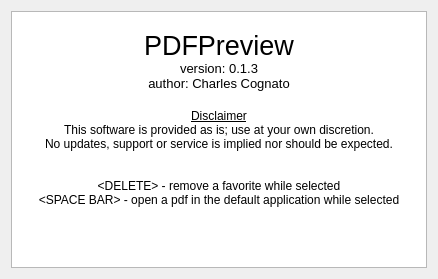
Qt form PDFPreview/gui/ui_about.ui (FlyBoy8869/PDFPreview) before a commit.
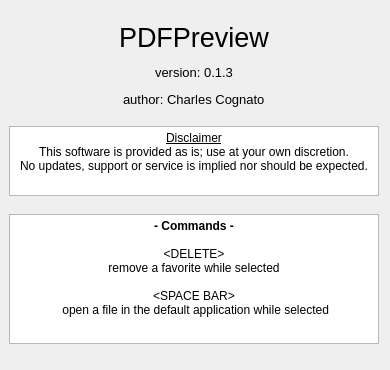
The same form after that commit.

Commit message: New layout for the about dialog

```diff
--- a/PDFPreview/gui/ui_about.ui
+++ b/PDFPreview/gui/ui_about.ui
@@ -6,48 +6,280 @@
    <rect>
     <x>0</x>
     <y>0</y>
-    <width>438</width>
-    <height>279</height>
+    <width>390</width>
+    <height>370</height>
    </rect>
   </property>
+  <property name="maximumSize">
+   <size>
+    <width>390</width>
+    <height>370</height>
+   </size>
+  </property>
   <property name="windowTitle">
    <string>About</string>
   </property>
-  <layout class="QVBoxLayout" name="verticalLayout">
-   <item>
-    <widget class="QTextBrowser" name="textBrowser">
-     <property name="sizePolicy">
-      <sizepolicy hsizetype="MinimumExpanding" vsizetype="MinimumExpanding">
-       <horstretch>0</horstretch>
-       <verstretch>0</verstretch>
-      </sizepolicy>
-     </property>
-     <property name="html">
-      <string>&lt;!DOCTYPE HTML PUBLIC &quot;-//W3C//DTD HTML 4.0//EN&quot; &quot;http://www.w3.org/TR/REC-html40/strict.dtd&quot;&gt;
+  <widget class="QTextEdit" name="textEdit">
+   <property name="geometry">
+    <rect>
+     <x>9</x>
+     <y>126</y>
+     <width>370</width>
+     <height>70</height>
+    </rect>
+   </property>
+   <property name="sizePolicy">
+    <sizepolicy hsizetype="Fixed" vsizetype="Fixed">
+     <horstretch>0</horstretch>
+     <verstretch>0</verstretch>
+    </sizepolicy>
+   </property>
+   <property name="minimumSize">
+    <size>
+     <width>370</width>
+     <height>70</height>
+    </size>
+   </property>
+   <property name="maximumSize">
+    <size>
+     <width>16777215</width>
+     <height>70</height>
+    </size>
+   </property>
+   <property name="readOnly">
+    <bool>true</bool>
+   </property>
+   <property name="html">
+    <string>&lt;!DOCTYPE HTML PUBLIC &quot;-//W3C//DTD HTML 4.0//EN&quot; &quot;http://www.w3.org/TR/REC-html40/strict.dtd&quot;&gt;
 &lt;html&gt;&lt;head&gt;&lt;meta name=&quot;qrichtext&quot; content=&quot;1&quot; /&gt;&lt;meta charset=&quot;utf-8&quot; /&gt;&lt;style type=&quot;text/css&quot;&gt;
 p, li { white-space: pre-wrap; }
 hr { height: 1px; border-width: 0; }
 li.unchecked::marker { content: &quot;\2610&quot;; }
 li.checked::marker { content: &quot;\2612&quot;; }
 &lt;/style&gt;&lt;/head&gt;&lt;body style=&quot; font-family:'Segoe UI'; font-size:9pt; font-weight:400; font-style:normal;&quot;&gt;
-&lt;p align=&quot;center&quot; style=&quot;-qt-paragraph-type:empty; margin-top:0px; margin-bottom:0px; margin-left:0px; margin-right:0px; -qt-block-indent:0; text-indent:0px;&quot;&gt;&lt;br /&gt;&lt;/p&gt;
-&lt;p align=&quot;center&quot; style=&quot; margin-top:0px; margin-bottom:0px; margin-left:0px; margin-right:0px; -qt-block-indent:0; text-indent:0px;&quot;&gt;&lt;span style=&quot; font-size:20pt;&quot;&gt;PDFPreview&lt;/span&gt;&lt;/p&gt;
-&lt;p align=&quot;center&quot; style=&quot; margin-top:0px; margin-bottom:0px; margin-left:0px; margin-right:0px; -qt-block-indent:0; text-indent:0px;&quot;&gt;&lt;span style=&quot; font-size:10pt;&quot;&gt;version: 0.1.3&lt;/span&gt;&lt;/p&gt;
-&lt;p align=&quot;center&quot; style=&quot; margin-top:0px; margin-bottom:0px; margin-left:0px; margin-right:0px; -qt-block-indent:0; text-indent:0px;&quot;&gt;&lt;span style=&quot; font-size:10pt;&quot;&gt;author: Charles Cognato&lt;/span&gt;&lt;/p&gt;
-&lt;p style=&quot;-qt-paragraph-type:empty; margin-top:0px; margin-bottom:0px; margin-left:0px; margin-right:0px; -qt-block-indent:0; text-indent:0px; font-size:11pt;&quot;&gt;&lt;br /&gt;&lt;/p&gt;
 &lt;p align=&quot;center&quot; style=&quot; margin-top:0px; margin-bottom:0px; margin-left:0px; margin-right:0px; -qt-block-indent:0; text-indent:0px;&quot;&gt;&lt;span style=&quot; text-decoration: underline;&quot;&gt;Disclaimer&lt;/span&gt;&lt;/p&gt;
 &lt;p align=&quot;center&quot; style=&quot; margin-top:0px; margin-bottom:0px; margin-left:0px; margin-right:0px; -qt-block-indent:0; text-indent:0px;&quot;&gt;This software is provided as is; use at your own discretion.&lt;/p&gt;
-&lt;p align=&quot;center&quot; style=&quot; margin-top:0px; margin-bottom:0px; margin-left:0px; margin-right:0px; -qt-block-indent:0; text-indent:0px;&quot;&gt;No updates, support or service is implied nor should be expected.&lt;/p&gt;
-&lt;p style=&quot;-qt-paragraph-type:empty; margin-top:0px; margin-bottom:0px; margin-left:0px; margin-right:0px; -qt-block-indent:0; text-indent:0px;&quot;&gt;&lt;br /&gt;&lt;/p&gt;
-&lt;p style=&quot;-qt-paragraph-type:empty; margin-top:0px; margin-bottom:0px; margin-left:0px; margin-right:0px; -qt-block-indent:0; text-indent:0px;&quot;&gt;&lt;br /&gt;&lt;/p&gt;
-&lt;p align=&quot;center&quot; style=&quot; margin-top:0px; margin-bottom:0px; margin-left:0px; margin-right:0px; -qt-block-indent:0; text-indent:0px;&quot;&gt;&amp;lt;DELETE&amp;gt; - remove a favorite while selected&lt;/p&gt;
-&lt;p align=&quot;center&quot; style=&quot; margin-top:0px; margin-bottom:0px; margin-left:0px; margin-right:0px; -qt-block-indent:0; text-indent:0px;&quot;&gt;&amp;lt;SPACE BAR&amp;gt; - open a pdf in the default application while selected&lt;/p&gt;
+&lt;p align=&quot;center&quot; style=&quot; margin-top:0px; margin-bottom:0px; margin-left:0px; margin-right:0px; -qt-block-indent:0; text-indent:0px;&quot;&gt;No updates, support or service is implied nor should be expected.&lt;/p&gt;&lt;/body&gt;&lt;/html&gt;</string>
+   </property>
+  </widget>
+  <widget class="QTextEdit" name="textEdit_2">
+   <property name="geometry">
+    <rect>
+     <x>9</x>
+     <y>214</y>
+     <width>370</width>
+     <height>130</height>
+    </rect>
+   </property>
+   <property name="sizePolicy">
+    <sizepolicy hsizetype="Fixed" vsizetype="Fixed">
+     <horstretch>0</horstretch>
+     <verstretch>0</verstretch>
+    </sizepolicy>
+   </property>
+   <property name="minimumSize">
+    <size>
+     <width>370</width>
+     <height>90</height>
+    </size>
+   </property>
+   <property name="maximumSize">
+    <size>
+     <width>16777215</width>
+     <height>130</height>
+    </size>
+   </property>
+   <property name="readOnly">
+    <bool>true</bool>
+   </property>
+   <property name="html">
+    <string>&lt;!DOCTYPE HTML PUBLIC &quot;-//W3C//DTD HTML 4.0//EN&quot; &quot;http://www.w3.org/TR/REC-html40/strict.dtd&quot;&gt;
+&lt;html&gt;&lt;head&gt;&lt;meta name=&quot;qrichtext&quot; content=&quot;1&quot; /&gt;&lt;meta charset=&quot;utf-8&quot; /&gt;&lt;style type=&quot;text/css&quot;&gt;
+p, li { white-space: pre-wrap; }
+hr { height: 1px; border-width: 0; }
+li.unchecked::marker { content: &quot;\2610&quot;; }
+li.checked::marker { content: &quot;\2612&quot;; }
+&lt;/style&gt;&lt;/head&gt;&lt;body style=&quot; font-family:'Segoe UI'; font-size:9pt; font-weight:400; font-style:normal;&quot;&gt;
+&lt;p align=&quot;center&quot; style=&quot; margin-top:0px; margin-bottom:0px; margin-left:0px; margin-right:0px; -qt-block-indent:0; text-indent:0px;&quot;&gt;&lt;span style=&quot; font-weight:700;&quot;&gt;- Commands -&lt;/span&gt;&lt;/p&gt;
 &lt;p align=&quot;center&quot; style=&quot;-qt-paragraph-type:empty; margin-top:0px; margin-bottom:0px; margin-left:0px; margin-right:0px; -qt-block-indent:0; text-indent:0px;&quot;&gt;&lt;br /&gt;&lt;/p&gt;
-&lt;p style=&quot;-qt-paragraph-type:empty; margin-top:0px; margin-bottom:0px; margin-left:0px; margin-right:0px; -qt-block-indent:0; text-indent:0px;&quot;&gt;&lt;br /&gt;&lt;/p&gt;&lt;/body&gt;&lt;/html&gt;</string>
-     </property>
-    </widget>
-   </item>
-  </layout>
+&lt;p align=&quot;center&quot; style=&quot; margin-top:0px; margin-bottom:0px; margin-left:0px; margin-right:0px; -qt-block-indent:0; text-indent:0px;&quot;&gt;&amp;lt;DELETE&amp;gt;&lt;/p&gt;
+&lt;p align=&quot;center&quot; style=&quot; margin-top:0px; margin-bottom:0px; margin-left:0px; margin-right:0px; -qt-block-indent:0; text-indent:0px;&quot;&gt;remove a favorite while selected&lt;/p&gt;
+&lt;p align=&quot;center&quot; style=&quot;-qt-paragraph-type:empty; margin-top:0px; margin-bottom:0px; margin-left:0px; margin-right:0px; -qt-block-indent:0; text-indent:0px;&quot;&gt;&lt;br /&gt;&lt;/p&gt;
+&lt;p align=&quot;center&quot; style=&quot; margin-top:0px; margin-bottom:0px; margin-left:0px; margin-right:0px; -qt-block-indent:0; text-indent:0px;&quot;&gt;&amp;lt;SPACE BAR&amp;gt;&lt;/p&gt;
+&lt;p align=&quot;center&quot; style=&quot; margin-top:0px; margin-bottom:0px; margin-left:0px; margin-right:0px; -qt-block-indent:0; text-indent:0px;&quot;&gt; open a file in the default application while selected&lt;/p&gt;&lt;/body&gt;&lt;/html&gt;</string>
+   </property>
+  </widget>
+  <widget class="QFrame" name="frame">
+   <property name="geometry">
+    <rect>
+     <x>9</x>
+     <y>9</y>
+     <width>370</width>
+     <height>111</height>
+    </rect>
+   </property>
+   <property name="maximumSize">
+    <size>
+     <width>16777215</width>
+     <height>111</height>
+    </size>
+   </property>
+   <property name="frameShape">
+    <enum>QFrame::Shape::NoFrame</enum>
+   </property>
+   <property name="frameShadow">
+    <enum>QFrame::Shadow::Plain</enum>
+   </property>
+   <property name="lineWidth">
+    <number>0</number>
+   </property>
+   <layout class="QVBoxLayout" name="verticalLayout">
+    <item>
+     <layout class="QHBoxLayout" name="horizontalLayout">
+      <item>
+       <spacer name="horizontalSpacer">
+        <property name="orientation">
+         <enum>Qt::Orientation::Horizontal</enum>
+        </property>
+        <property name="sizeHint" stdset="0">
+         <size>
+          <width>40</width>
+          <height>20</height>
+         </size>
+        </property>
+       </spacer>
+      </item>
+      <item>
+       <widget class="QLabel" name="label">
+        <property name="maximumSize">
+         <size>
+          <width>16777215</width>
+          <height>36</height>
+         </size>
+        </property>
+        <property name="font">
+         <font>
+          <pointsize>20</pointsize>
+         </font>
+        </property>
+        <property name="text">
+         <string>PDFPreview</string>
+        </property>
+       </widget>
+      </item>
+      <item>
+       <spacer name="horizontalSpacer_2">
+        <property name="orientation">
+         <enum>Qt::Orientation::Horizontal</enum>
+        </property>
+        <property name="sizeHint" stdset="0">
+         <size>
+          <width>40</width>
+          <height>20</height>
+         </size>
+        </property>
+       </spacer>
+      </item>
+     </layout>
+    </item>
+    <item>
+     <layout class="QHBoxLayout" name="horizontalLayout_2">
+      <item>
+       <spacer name="horizontalSpacer_3">
+        <property name="orientation">
+         <enum>Qt::Orientation::Horizontal</enum>
+        </property>
+        <property name="sizeHint" stdset="0">
+         <size>
+          <width>40</width>
+          <height>20</height>
+         </size>
+        </property>
+       </spacer>
+      </item>
+      <item>
+       <widget class="QLabel" name="lbl_version">
+        <property name="maximumSize">
+         <size>
+          <width>16777215</width>
+          <height>20</height>
+         </size>
+        </property>
+        <property name="font">
+         <font>
+          <pointsize>10</pointsize>
+         </font>
+        </property>
+        <property name="text">
+         <string>version: 0.1.3</string>
+        </property>
+       </widget>
+      </item>
+      <item>
+       <spacer name="horizontalSpacer_4">
+        <property name="orientation">
+         <enum>Qt::Orientation::Horizontal</enum>
+        </property>
+        <property name="sizeHint" stdset="0">
+         <size>
+          <width>40</width>
+          <height>20</height>
+         </size>
+        </property>
+       </spacer>
+      </item>
+     </layout>
+    </item>
+    <item>
+     <layout class="QHBoxLayout" name="horizontalLayout_3">
+      <item>
+       <spacer name="horizontalSpacer_5">
+        <property name="orientation">
+         <enum>Qt::Orientation::Horizontal</enum>
+        </property>
+        <property name="sizeHint" stdset="0">
+         <size>
+          <width>40</width>
+          <height>20</height>
+         </size>
+        </property>
+       </spacer>
+      </item>
+      <item>
+       <widget class="QLabel" name="label_3">
+        <property name="maximumSize">
+         <size>
+          <width>16777215</width>
+          <height>20</height>
+         </size>
+        </property>
+        <property name="font">
+         <font>
+          <pointsize>10</pointsize>
+         </font>
+        </property>
+        <property name="text">
+         <string>author: Charles Cognato</string>
+        </property>
+       </widget>
+      </item>
+      <item>
+       <spacer name="horizontalSpacer_6">
+        <property name="orientation">
+         <enum>Qt::Orientation::Horizontal</enum>
+        </property>
+        <property name="sizeHint" stdset="0">
+         <size>
+          <width>40</width>
+          <height>20</height>
+         </size>
+        </property>
+       </spacer>
+      </item>
+     </layout>
+    </item>
+   </layout>
+  </widget>
  </widget>
  <resources/>
  <connections/>
```
